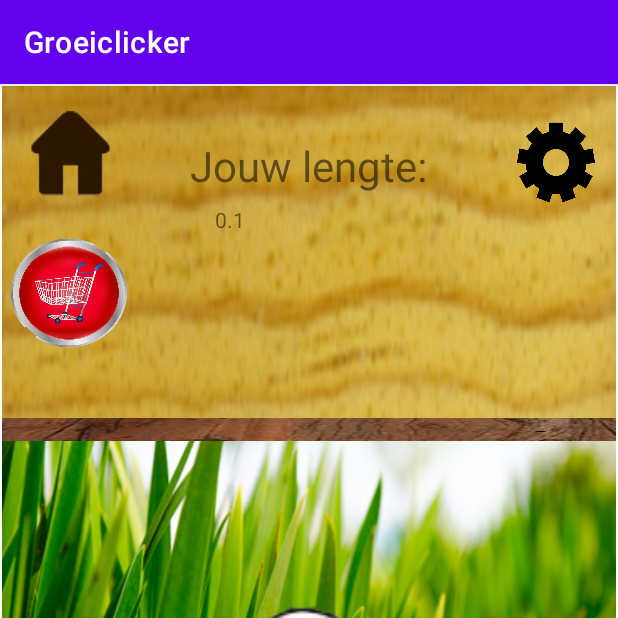
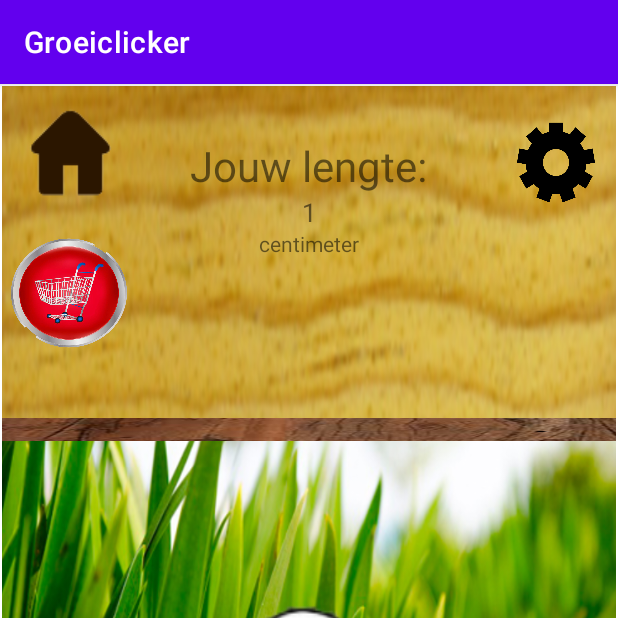
Before and after one commit to R0elie/Groeiclicker2.0, an Android app: the Main_Game screen opened through its navigation route, after a tap on an icon or button, on a phone screen of 412 x 824 dp, the top half of it. Run offline under Robolectric (Android 15) with nearby library versions, the phone set to English and light mode, and no system bars.

Commit message:
knpje en achergrond gemaakt

```diff
--- a/app/src/main/java/com/example/groeiclicker/Main_Game.kt
+++ b/app/src/main/java/com/example/groeiclicker/Main_Game.kt
@@ -6,6 +6,7 @@ import android.view.LayoutInflater
 import android.view.View
 import android.view.ViewGroup
 import android.widget.ImageButton
+import android.widget.ImageView
 import android.widget.TextView
 import androidx.navigation.Navigation
 
@@ -24,7 +25,7 @@ class Main_Game : Fragment() {
     private var param1: String? = null
     private var param2: String? = null
 
-    var counter = 0.0
+    var counter = 0
     override fun onCreate(savedInstanceState: Bundle?) {
         super.onCreate(savedInstanceState)
         arguments?.let {
@@ -37,20 +38,39 @@ class Main_Game : Fragment() {
         inflater: LayoutInflater, container: ViewGroup?,
         savedInstanceState: Bundle?
     ): View? {
-        val view =  inflater.inflate(R.layout.fragment_main__game, container, false)
+        val view = inflater.inflate(R.layout.fragment_main__game, container, false)
         view.findViewById<ImageButton>(R.id.imageButtonclickhere).setOnClickListener {
-
-            counter = counter + 0.1
-view.findViewById<TextView>(R.id.textcountermain).text = counter.toString()
+            counter = counter + 1
 
 
-        }
+            view.findViewById<TextView>(R.id.textcountermain).text = counter.toString()
+            if (counter == 20) {
+                view.findViewById<ImageView>(R.id.achtergrond_indicator)
+                    .setImageResource(R.drawable.stoep)
 
-        view.findViewById<ImageButton>(R.id.button_winkelmandje).setOnClickListener {
-            Navigation.findNavController(view).navigate(R.id.groei_store)
-        }
-        return view
+
+            }
+            if (counter == 100) {
+                view.findViewById<ImageView>(R.id.achtergrond_indicator)
+                    .setImageResource(R.drawable.auto_met_verkeers_bord)
+
+
+            }
+            if (counter == 300) {
+                view.findViewById<ImageView>(R.id.achtergrond_indicator)
+                    .setImageResource(R.drawable.houten_garage)
+
+
+                view.findViewById<ImageButton>(R.id.button_winkelmandje).setOnClickListener {
+                    Navigation.findNavController(view).navigate(R.id.groei_store)
 
 
                 }
+
+
             }
+
+        }
+        return view
+    }
+}
--- a/app/src/main/res/layout/fragment_main__game.xml
+++ b/app/src/main/res/layout/fragment_main__game.xml
@@ -39,7 +39,7 @@
         app:layout_constraintVertical_bias="0.0" />
 
     <ImageView
-        android:id="@+id/imageView2"
+        android:id="@+id/achtergrond_indicator"
         android:layout_width="414dp"
         android:layout_height="336dp"
         android:adjustViewBounds="false"
@@ -129,12 +129,15 @@
         android:layout_width="125dp"
         android:layout_height="40dp"
         android:background="#00191212"
-        android:text="      0,01 METER"
+        android:gravity="center_horizontal"
+        android:rotationX="360"
+        android:text="1"
+        android:textSize="17sp"
         app:layout_constraintBottom_toBottomOf="parent"
         app:layout_constraintEnd_toEndOf="parent"
         app:layout_constraintStart_toStartOf="parent"
         app:layout_constraintTop_toTopOf="parent"
-        app:layout_constraintVertical_bias="0.115" />
+        app:layout_constraintVertical_bias="0.104" />
 
     <ImageButton
         android:id="@+id/button_winkelmandje"
@@ -150,4 +153,15 @@
         app:layout_constraintTop_toTopOf="parent"
         app:layout_constraintVertical_bias="0.149" />
 
+    <TextView
+        android:id="@+id/textView"
+        android:layout_width="wrap_content"
+        android:layout_height="wrap_content"
+        android:text="centimeter"
+        app:layout_constraintBottom_toBottomOf="parent"
+        app:layout_constraintEnd_toEndOf="parent"
+        app:layout_constraintStart_toStartOf="parent"
+        app:layout_constraintTop_toTopOf="parent"
+        app:layout_constraintVertical_bias="0.134" />
+
 </androidx.constraintlayout.widget.ConstraintLayout>
```
Also changed, not shown: app/src/main/res/drawable-mdpi/auto_met_verkeers_bord.jpg (added), app/src/main/res/drawable-mdpi/houten_garage.jpg (added), app/src/main/res/drawable-mdpi/stoep.png (added).
